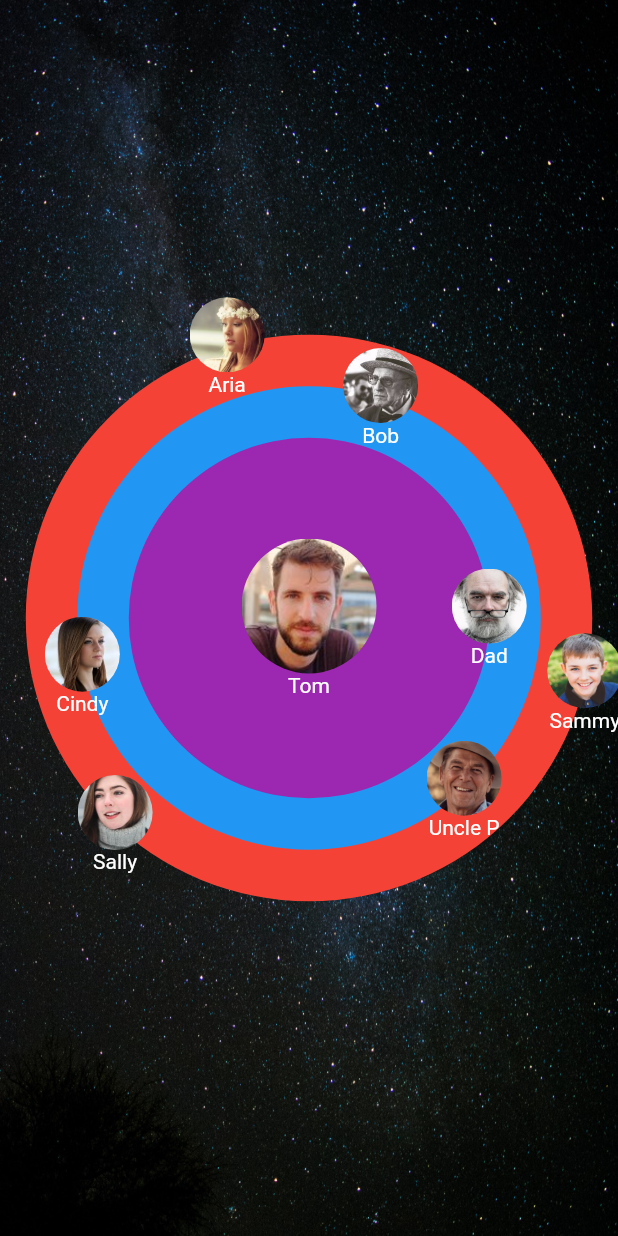
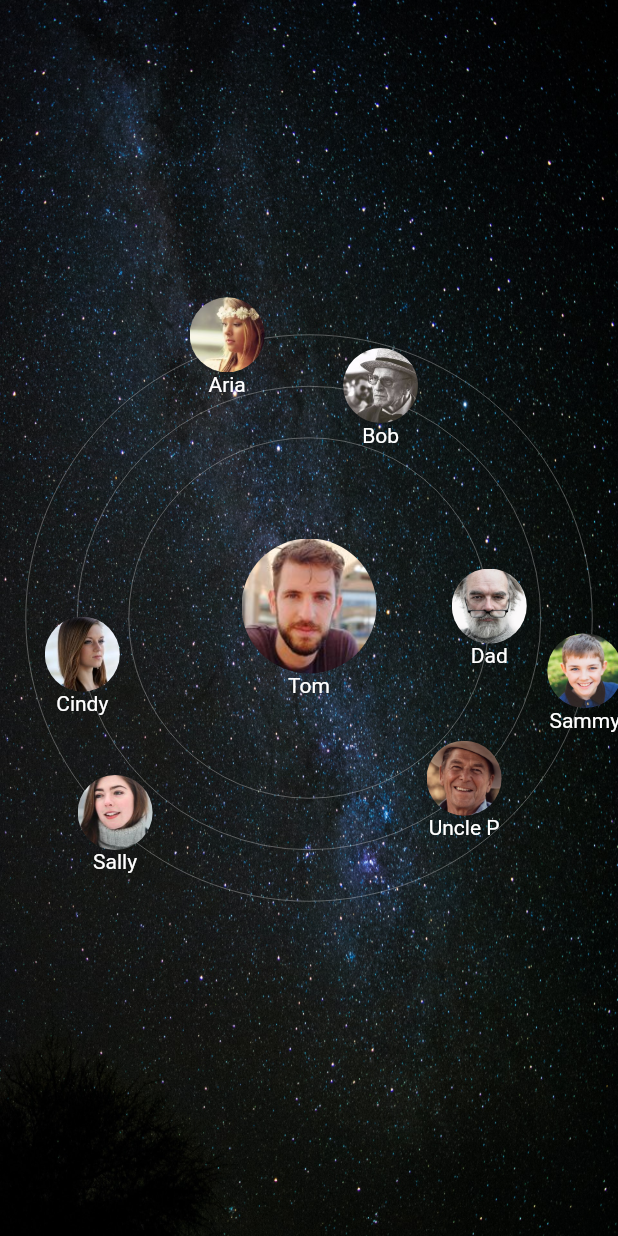
Before and after one commit to Mindinventory/circular_rotation, a Flutter app: the screen it shows after launch, on a phone screen of 412 x 824 dp. Run offline on Flutter 3.47's test engine with Material 2 defaults, Android fonts, the phone set to English and light mode, and no system bars.

```diff
--- a/example/lib/main.dart
+++ b/example/lib/main.dart
@@ -47,12 +47,12 @@ class _MyAppState extends State<MyApp> {
         ),
         child: CircularRotation(
           circularRotationProperty: CircularRotationModel(
-            firstCircleFill: true,
-            secondCircleFill: true,
-            thirdCircleFill: true,
-            firstCircleFillColor: Colors.red,
-            secondCircleFillColor: Colors.blue,
-            thirdCircleFillColor: Colors.purple,
+            // firstCircleFill: true,
+            // secondCircleFill: true,
+            // thirdCircleFill: true,
+            // firstCircleFillColor: Colors.red,
+            // secondCircleFillColor: Colors.blue,
+            // thirdCircleFillColor: Colors.purple,
             defaultCircleStrokeWidth: Dimens.strokeSmall,
             defaultCircleStrokeColor: Colors.white,
             startAnimation: true,
```
Also changed, not shown: 4 other files.
